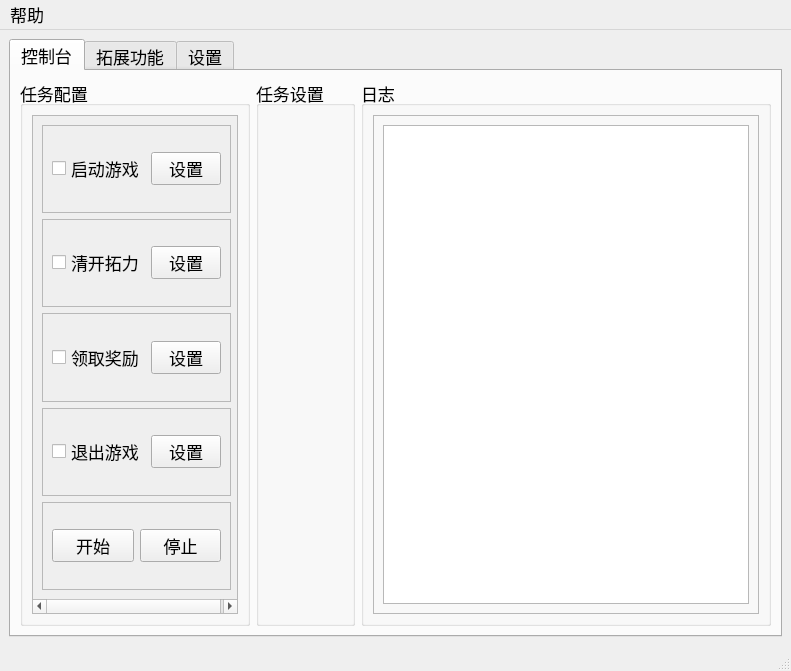
First picture: the form in res/ui/main.ui, repository Shasnow/StarRailAssistant, before the edit.
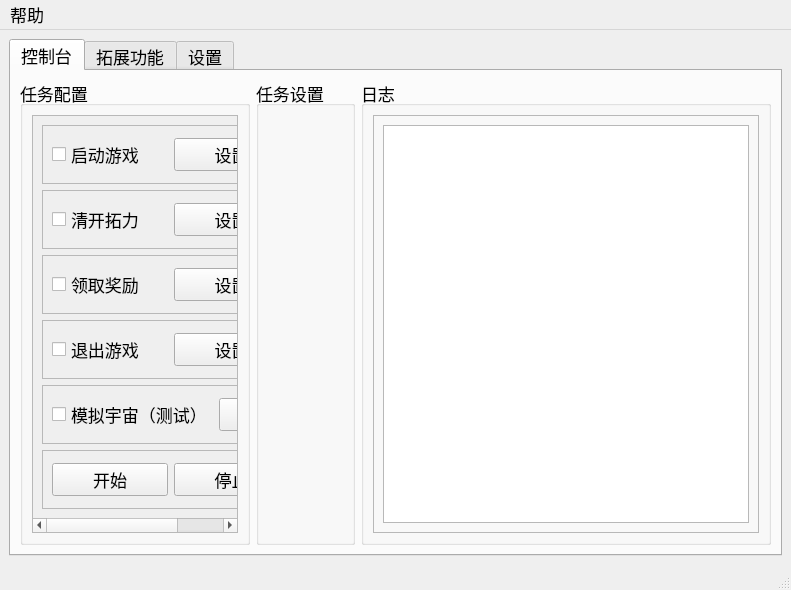
Second picture: the form after the edit.

Diff of the .ui file:
```diff
--- a/res/ui/main.ui
+++ b/res/ui/main.ui
@@ -7,7 +7,7 @@
     <x>0</x>
     <y>0</y>
     <width>791</width>
-    <height>671</height>
+    <height>590</height>
    </rect>
   </property>
   <property name="font">
@@ -70,8 +70,8 @@
                <rect>
                 <x>0</x>
                 <y>0</y>
-                <width>208</width>
-                <height>499</height>
+                <width>276</width>
+                <height>406</height>
                </rect>
               </property>
               <layout class="QVBoxLayout" name="verticalLayout_6">
@@ -227,6 +227,47 @@
                  </layout>
                 </widget>
                </item>
+               <item>
+                <widget class="QFrame" name="frame1_5">
+                 <property name="enabled">
+                  <bool>true</bool>
+                 </property>
+                 <property name="frameShape">
+                  <enum>QFrame::Shape::StyledPanel</enum>
+                 </property>
+                 <property name="frameShadow">
+                  <enum>QFrame::Shadow::Raised</enum>
+                 </property>
+                 <layout class="QHBoxLayout" name="horizontalLayout_20">
+                  <item>
+                   <widget class="QCheckBox" name="checkBox1_5">
+                    <property name="minimumSize">
+                     <size>
+                      <width>0</width>
+                      <height>30</height>
+                     </size>
+                    </property>
+                    <property name="text">
+                     <string>模拟宇宙（测试）</string>
+                    </property>
+                   </widget>
+                  </item>
+                  <item>
+                   <widget class="QPushButton" name="pushButton1_5">
+                    <property name="minimumSize">
+                     <size>
+                      <width>70</width>
+                      <height>30</height>
+                     </size>
+                    </property>
+                    <property name="text">
+                     <string>设置</string>
+                    </property>
+                   </widget>
+                  </item>
+                 </layout>
+                </widget>
+               </item>
                <item>
                 <widget class="QFrame" name="frame1_0">
                  <property name="frameShape">
```
Left out of the diff: 28 changed lines with no effect on the pictures.
